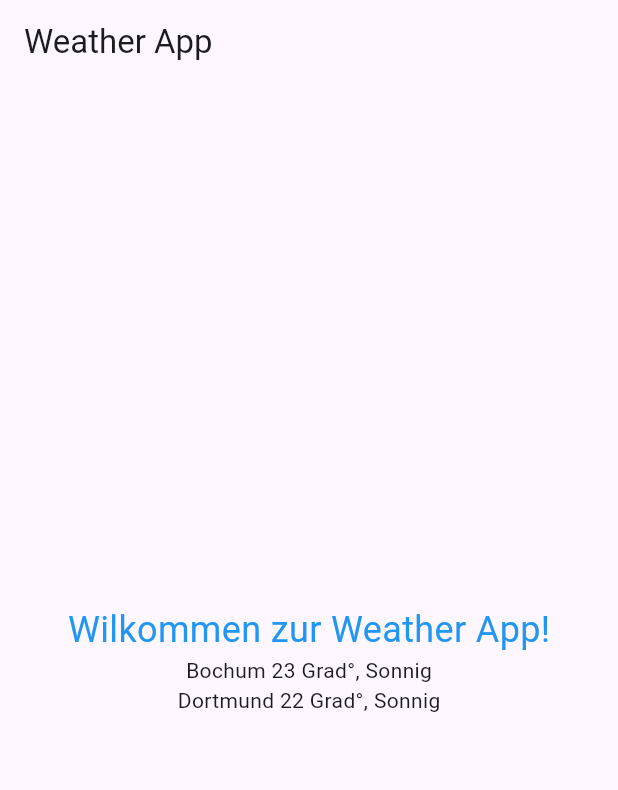
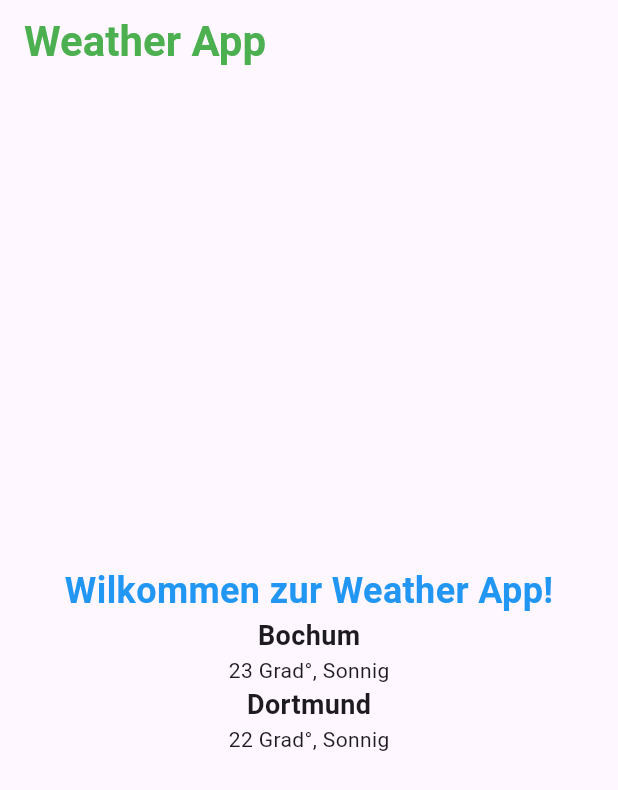
Before and after one commit to Serveronline73/weather_app_prosheet, a Flutter app: the screen it shows after launch, on a phone screen of 412 x 824 dp. Shown: the top 790 px of the screen. Run offline on Flutter 3.47's test engine with Material 3 defaults, Android fonts, the phone set to English and light mode, and no system bars.

Commit message:
Edit Task Text Aufhübschen

```diff
--- a/lib/main.dart
+++ b/lib/main.dart
@@ -22,21 +22,33 @@ class WeatherApp extends StatelessWidget {
   Widget build(BuildContext context) {
     return Scaffold(
       appBar: AppBar(
-        title: const Text("Weather App"),
+        title: const Text(
+          "Weather App",
+          style: TextStyle(
+              color: Colors.green, fontSize: 28, fontWeight: FontWeight.bold),
+        ),
       ),
-      body: Center(
-        child: const Column(
+      body: const Center(
+        child: Column(
           mainAxisAlignment: MainAxisAlignment.center,
           children: [
-            const Text(
+            Text(
               'Wilkommen zur Weather App!',
               style: TextStyle(
-                color: Colors.blue,
-                fontSize: 24,
-              ),
+                  color: Colors.blue,
+                  fontSize: 24,
+                  fontWeight: FontWeight.bold),
             ),
-            Text('Bochum 23 Grad°, Sonnig'),
-            Text('Dortmund 22 Grad°, Sonnig'),
+            Text(
+              'Bochum',
+              style: TextStyle(fontSize: 18, fontWeight: FontWeight.bold),
+            ),
+            Text(
+              '23 Grad°, Sonnig',
+            ),
+            Text('Dortmund',
+                style: TextStyle(fontSize: 18, fontWeight: FontWeight.bold)),
+            Text('22 Grad°, Sonnig'),
           ],
         ),
       ),
```
